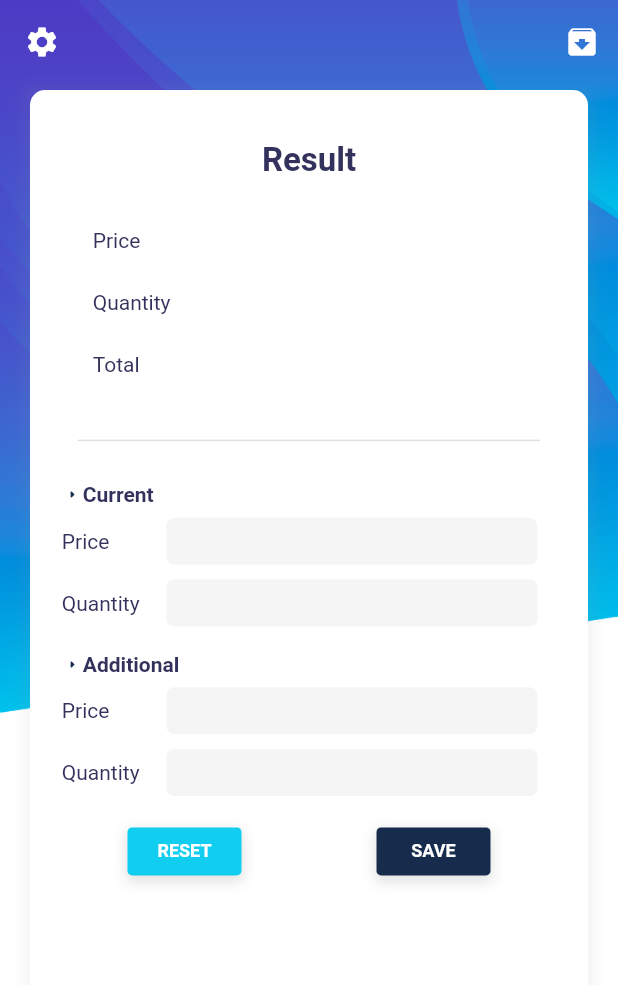
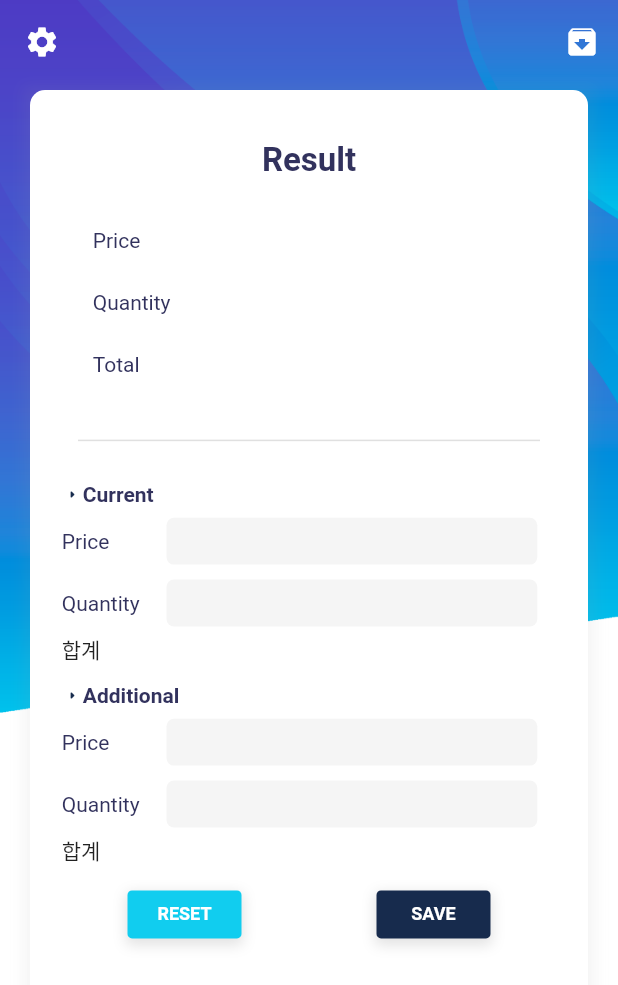
Before and after one commit to cuptry/first, a Flutter app: the screen it shows after launch, on a phone screen of 412 x 824 dp. Shown: the top 985 px of the screen. Run offline on Flutter 3.47's test engine with Material 2 defaults, Android fonts, the phone set to English and light mode, and no system bars; drawn by our look-alikes of google_mobile_ads; our stand-ins replace flutter_screenutil, get, get_storage; network calls fail.

Commit message:
현재 부부 추가

```diff
--- a/lib/themes/homethemes/inputexpresses.dart
+++ b/lib/themes/homethemes/inputexpresses.dart
@@ -3,7 +3,10 @@ import 'package:averageprice_calculator/utilities/getxvaluessetting.dart';
 import 'package:flutter/material.dart';
 import 'package:get/get.dart';
 
+import 'outputtotalexpress.dart';
+
 final controllers = Get.put(Maincontroller());
+
 class Inputexpresses {
   final Container inputValueExpress = Container(
       child: Column(
@@ -20,6 +23,9 @@ class Inputexpresses {
         textcontoller: controllers.nowHavingQuantity,
         textstring: controllers.nowqunatity,
       ),
+      OutputTotalExpress(
+        totalvalue: controllers.nowtotalfunction(),
+      ),
       SizedBox(
         height: 10,
       ),
@@ -34,7 +40,10 @@ class Inputexpresses {
         formfieldtitle: '수        량',
         textcontoller: controllers.addHavingQuantity,
         textstring: controllers.addqunatity,
-      )
+      ),
+      OutputTotalExpress(
+        totalvalue: controllers.addtotalfunction(),
+      ),
     ],
   ));
 }
--- /dev/null
+++ b/lib/themes/homethemes/outputtotalexpress.dart
@@ -0,0 +1,23 @@
+// ignore_for_file: prefer_const_constructors, avoid_unnecessary_containers
+import 'package:averageprice_calculator/constants/Theme.dart';
+import 'package:averageprice_calculator/utilities/getxvaluessetting.dart';
+import 'package:flutter/material.dart';
+import 'package:get/get.dart';
+
+final controllers = Get.put(Maincontroller());
+
+class OutputTotalExpress extends StatelessWidget {
+  OutputTotalExpress({required this.totalvalue});
+
+  dynamic totalvalue;
+//controllers.nowtotalfunction()
+  @override
+  Widget build(BuildContext context) {
+    return Row(
+      children: [
+        Text('합계'.tr),
+        Text(totalvalue),
+      ],
+    );
+  }
+}
```
Also changed, not shown: pubspec.lock.
